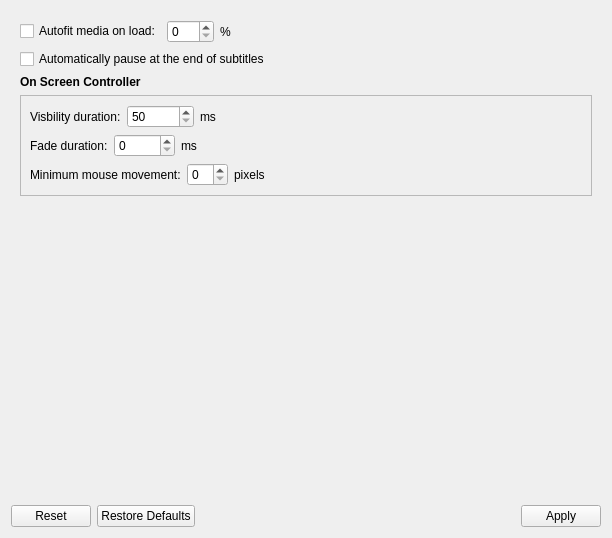
ripose-jp/Memento, file src/gui/widgets/settings/behaviorsettings.ui: the form before one commit.
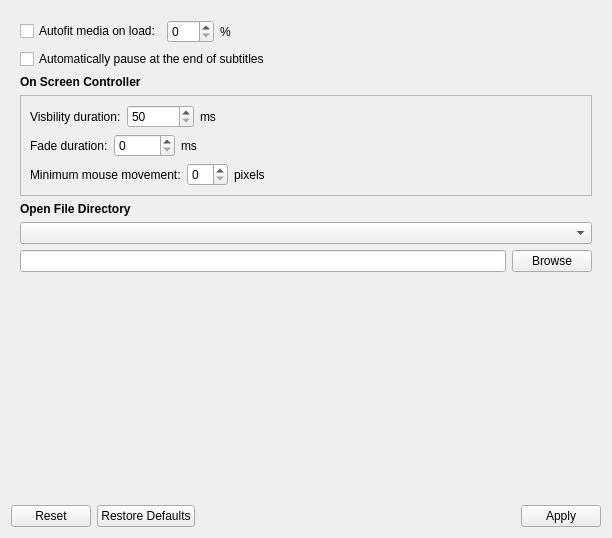
The form after the commit.

Commit message:
behaviorsettings: allows the default file picker location to be set
Adds the option to change the default location the Open File and Add
Subtitle File file pickers. The was previously the last directory the
user had open and that still is the default. This change allows the user
to choose from a list of preset options like Movies, Doucments, and
Home, or set their own. Closes #110

```diff
--- a/src/gui/widgets/settings/behaviorsettings.ui
+++ b/src/gui/widgets/settings/behaviorsettings.ui
@@ -239,6 +239,43 @@
          </layout>
         </widget>
        </item>
+       <item>
+        <widget class="QLabel" name="labelOpenFileDir">
+         <property name="font">
+          <font>
+           <weight>75</weight>
+           <bold>true</bold>
+          </font>
+         </property>
+         <property name="toolTip">
+          <string>&lt;html&gt;&lt;head/&gt;&lt;body&gt;&lt;p&gt;The directory the file picker will start at when opening media.&lt;/p&gt;&lt;p&gt;&lt;span style=&quot; font-weight:600;&quot;&gt;Current&lt;/span&gt; sets the directory to the last directory that was open.&lt;/p&gt;&lt;p&gt;&lt;span style=&quot; font-weight:600;&quot;&gt;Custom&lt;/span&gt; allows a custom directory to be set.&lt;/p&gt;&lt;/body&gt;&lt;/html&gt;</string>
+         </property>
+         <property name="text">
+          <string>Open File Directory</string>
+         </property>
+        </widget>
+       </item>
+       <item>
+        <widget class="QComboBox" name="comboFileOpenDir">
+         <property name="toolTip">
+          <string>&lt;html&gt;&lt;head/&gt;&lt;body&gt;&lt;p&gt;The directory the file picker will open to.&lt;/p&gt;&lt;p&gt;&lt;span style=&quot; font-weight:600;&quot;&gt;Current&lt;/span&gt; lets the operating system choose. This is usually the last directory that was opened.&lt;/p&gt;&lt;/body&gt;&lt;/html&gt;</string>
+         </property>
+        </widget>
+       </item>
+       <item>
+        <layout class="QHBoxLayout" name="layoutFileOpenCustom">
+         <item>
+          <widget class="QLineEdit" name="lineEditFileOpenCustom"/>
+         </item>
+         <item>
+          <widget class="QPushButton" name="buttonFileOpenCustom">
+           <property name="text">
+            <string>Browse</string>
+           </property>
+          </widget>
+         </item>
+        </layout>
+       </item>
        <item>
         <spacer name="verticalSpacer">
          <property name="orientation">
```
The commit also changes 7 other files.
